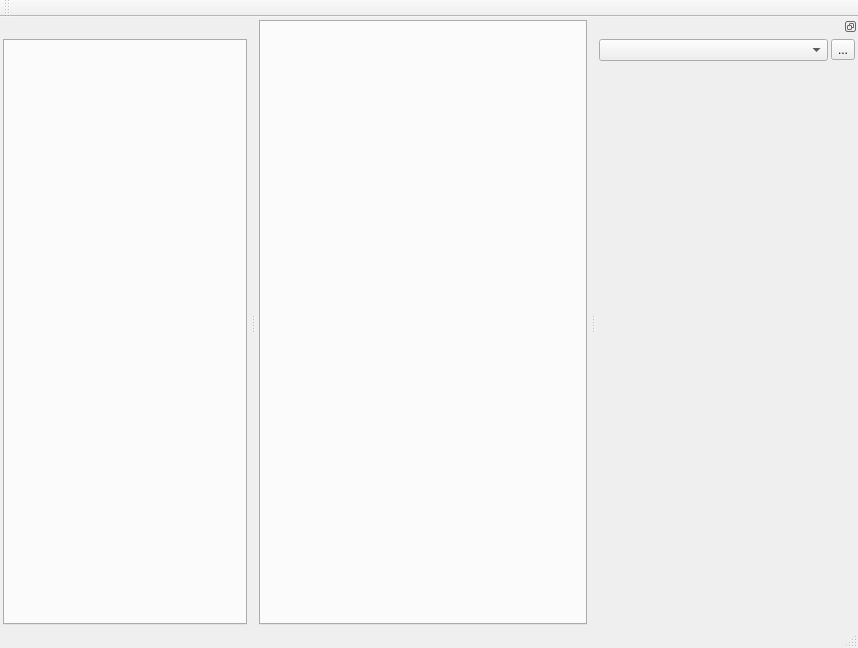
Above: mainwindow.ui from LeZheng/Canary-Adb before the change. Below: the same form after it.
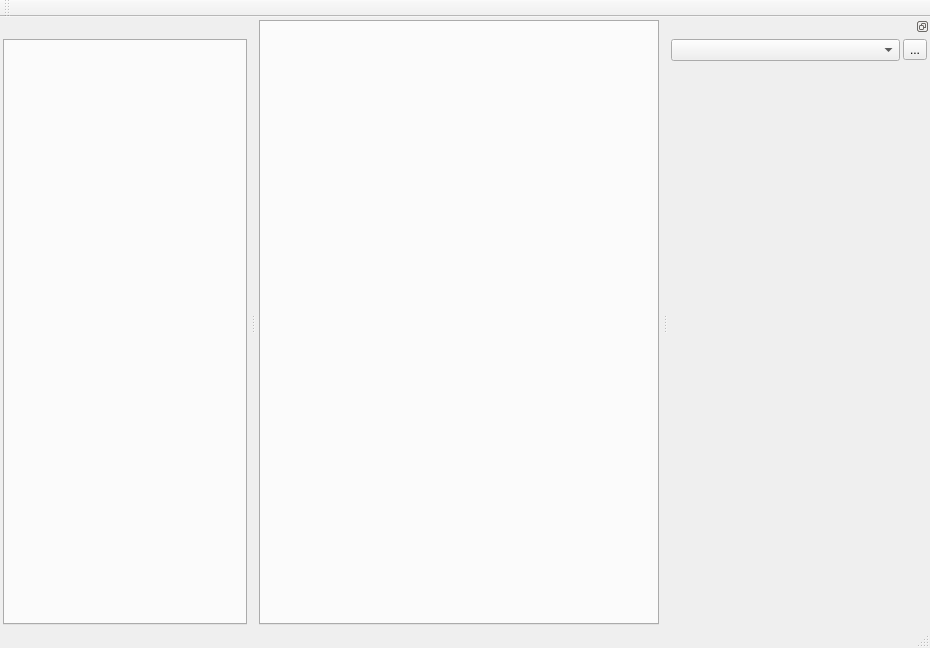
That is the form after the change.

What changed in the file:
```diff
--- a/mainwindow.ui
+++ b/mainwindow.ui
@@ -32,6 +32,12 @@
     </property>
     <item row="0" column="0">
      <widget class="QTabWidget" name="detailTabWidget">
+      <property name="minimumSize">
+       <size>
+        <width>400</width>
+        <height>0</height>
+       </size>
+      </property>
       <property name="currentIndex">
        <number>-1</number>
       </property>
```
